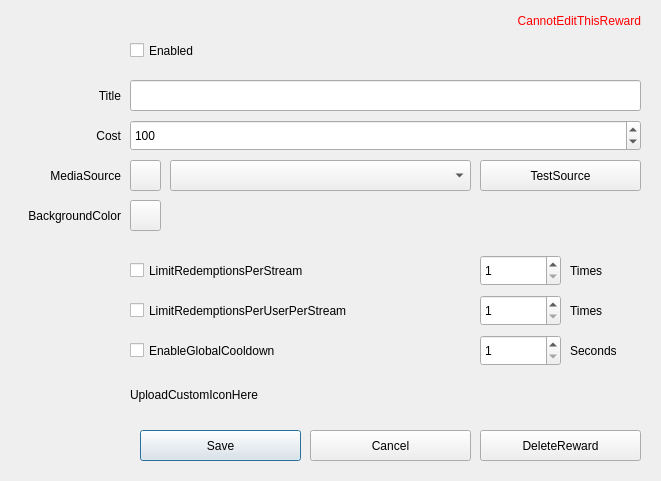
Old version of the form src/EditRewardDialog.ui in the repository gottagofaster236/RewardsTheater.
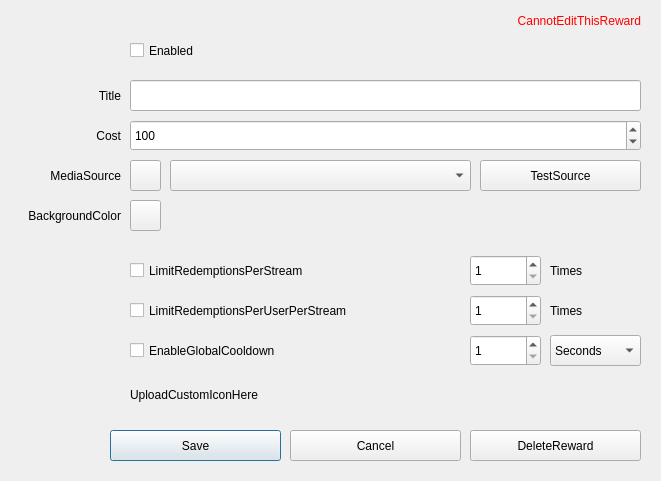
New version of the form.

Commit message: A better UI for selecting cooldown time

Patch:
```diff
--- a/src/EditRewardDialog.ui
+++ b/src/EditRewardDialog.ui
@@ -61,9 +61,9 @@
   <widget class="QPushButton" name="saveButton">
    <property name="geometry">
     <rect>
-     <x>140</x>
+     <x>110</x>
      <y>430</y>
-     <width>161</width>
+     <width>171</width>
      <height>31</height>
     </rect>
    </property>
@@ -74,9 +74,9 @@
   <widget class="QPushButton" name="deleteButton">
    <property name="geometry">
     <rect>
-     <x>480</x>
+     <x>470</x>
      <y>430</y>
-     <width>161</width>
+     <width>171</width>
      <height>31</height>
     </rect>
    </property>
@@ -87,9 +87,9 @@
   <widget class="QPushButton" name="cancelButton">
    <property name="geometry">
     <rect>
-     <x>310</x>
+     <x>290</x>
      <y>430</y>
-     <width>161</width>
+     <width>171</width>
      <height>31</height>
     </rect>
    </property>
@@ -165,9 +165,9 @@
   <widget class="QSpinBox" name="limitRedemptionsPerStreamSpinBox">
    <property name="geometry">
     <rect>
-     <x>480</x>
+     <x>470</x>
      <y>255</y>
-     <width>81</width>
+     <width>71</width>
      <height>31</height>
     </rect>
    </property>
@@ -194,9 +194,9 @@
   <widget class="QSpinBox" name="limitRedemptionsPerUserPerStreamSpinBox">
    <property name="geometry">
     <rect>
-     <x>480</x>
+     <x>470</x>
      <y>295</y>
-     <width>81</width>
+     <width>71</width>
      <height>31</height>
     </rect>
    </property>
@@ -223,9 +223,9 @@
   <widget class="QSpinBox" name="enableGlobalCooldownSpinBox">
    <property name="geometry">
     <rect>
-     <x>480</x>
+     <x>470</x>
      <y>335</y>
-     <width>81</width>
+     <width>71</width>
      <height>31</height>
     </rect>
    </property>
@@ -236,19 +236,6 @@
     <number>604800</number>
    </property>
   </widget>
-  <widget class="QLabel" name="label">
-   <property name="geometry">
-    <rect>
-     <x>570</x>
-     <y>340</y>
-     <width>71</width>
-     <height>21</height>
-    </rect>
-   </property>
-   <property name="text">
-    <string>Seconds</string>
-   </property>
-  </widget>
   <widget class="QLabel" name="uploadCustomIconLabel">
    <property name="geometry">
     <rect>
@@ -274,9 +261,9 @@
   <widget class="QLabel" name="timesLabel_2">
    <property name="geometry">
     <rect>
-     <x>570</x>
+     <x>550</x>
      <y>300</y>
-     <width>71</width>
+     <width>91</width>
      <height>21</height>
     </rect>
    </property>
@@ -287,9 +274,9 @@
   <widget class="QLabel" name="timesLabel">
    <property name="geometry">
     <rect>
-     <x>570</x>
+     <x>550</x>
      <y>260</y>
-     <width>71</width>
+     <width>91</width>
      <height>21</height>
     </rect>
    </property>
@@ -392,6 +379,36 @@
     <set>Qt::AlignRight|Qt::AlignTrailing|Qt::AlignVCenter</set>
    </property>
   </widget>
+  <widget class="QComboBox" name="globalCooldownTimeUnitComboBox">
+   <property name="geometry">
+    <rect>
+     <x>550</x>
+     <y>335</y>
+     <width>91</width>
+     <height>31</height>
+    </rect>
+   </property>
+   <item>
+    <property name="text">
+     <string>Seconds</string>
+    </property>
+   </item>
+   <item>
+    <property name="text">
+     <string>Minutes</string>
+    </property>
+   </item>
+   <item>
+    <property name="text">
+     <string>Hours</string>
+    </property>
+   </item>
+   <item>
+    <property name="text">
+     <string>Days</string>
+    </property>
+   </item>
+  </widget>
  </widget>
  <resources/>
  <connections/>
```
Left out of the diff: 2 changed lines with no effect on the pictures. The commit also changes 7 other files.
